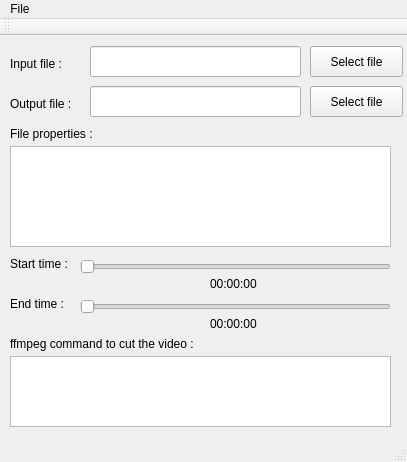
Before: the Qt Designer form mainwindow.ui in Drabble/IHM_Labo2, drawn with Qt 5.
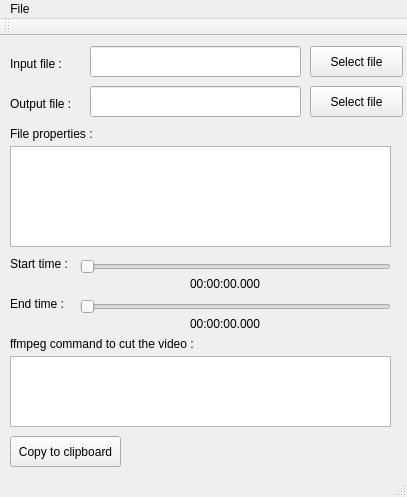
After: the same form once the commit is applied.

Diff of the .ui file:
```diff
--- a/mainwindow.ui
+++ b/mainwindow.ui
@@ -7,7 +7,7 @@
     <x>0</x>
     <y>0</y>
     <width>407</width>
-    <height>462</height>
+    <height>497</height>
    </rect>
   </property>
   <property name="windowTitle">
@@ -203,27 +203,46 @@
    <widget class="QLabel" name="labelEndTimeValue">
     <property name="geometry">
      <rect>
-      <x>210</x>
+      <x>190</x>
       <y>280</y>
-      <width>55</width>
+      <width>121</width>
       <height>16</height>
      </rect>
     </property>
     <property name="text">
-     <string>00:00:00</string>
+     <string>00:00:00.000</string>
+    </property>
+    <property name="textFormat">
+     <enum>Qt::PlainText</enum>
     </property>
    </widget>
    <widget class="QLabel" name="labelStartTimeValue">
     <property name="geometry">
      <rect>
-      <x>210</x>
+      <x>190</x>
       <y>240</y>
-      <width>55</width>
+      <width>121</width>
       <height>16</height>
      </rect>
     </property>
     <property name="text">
-     <string>00:00:00</string>
+     <string>00:00:00.000</string>
+    </property>
+    <property name="textFormat">
+     <enum>Qt::PlainText</enum>
+    </property>
+   </widget>
+   <widget class="QPushButton" name="copyToClipboard">
+    <property name="geometry">
+     <rect>
+      <x>10</x>
+      <y>400</y>
+      <width>111</width>
+      <height>31</height>
+     </rect>
+    </property>
+    <property name="text">
+     <string>Copy to clipboard</string>
     </property>
    </widget>
   </widget>
```
